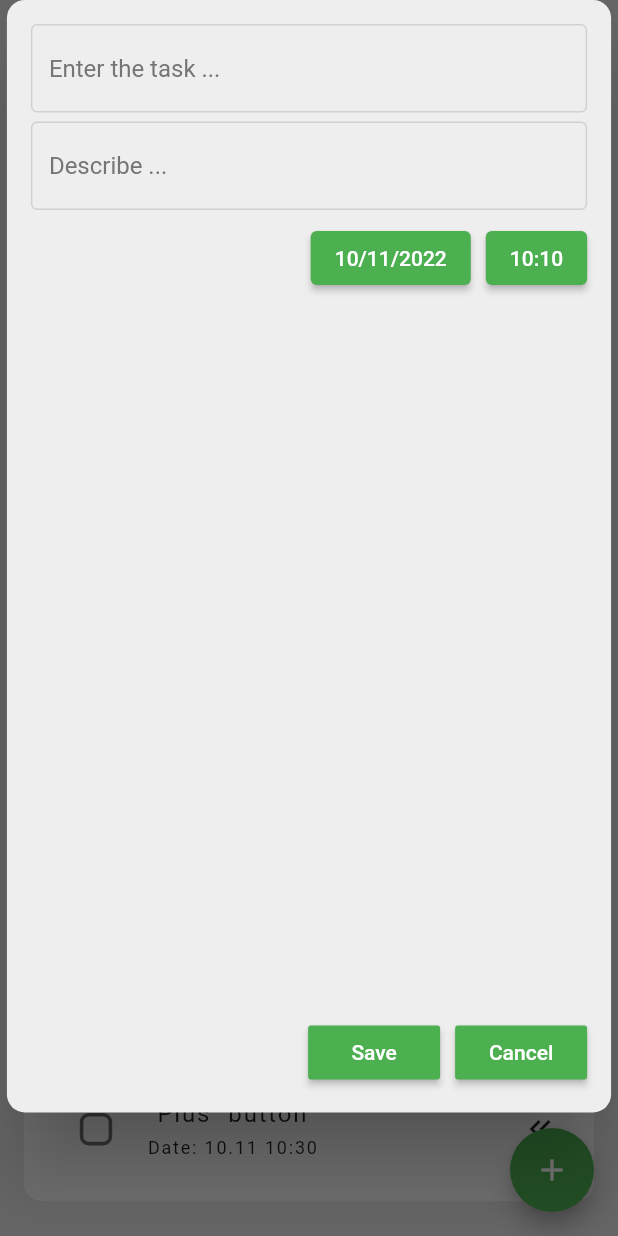
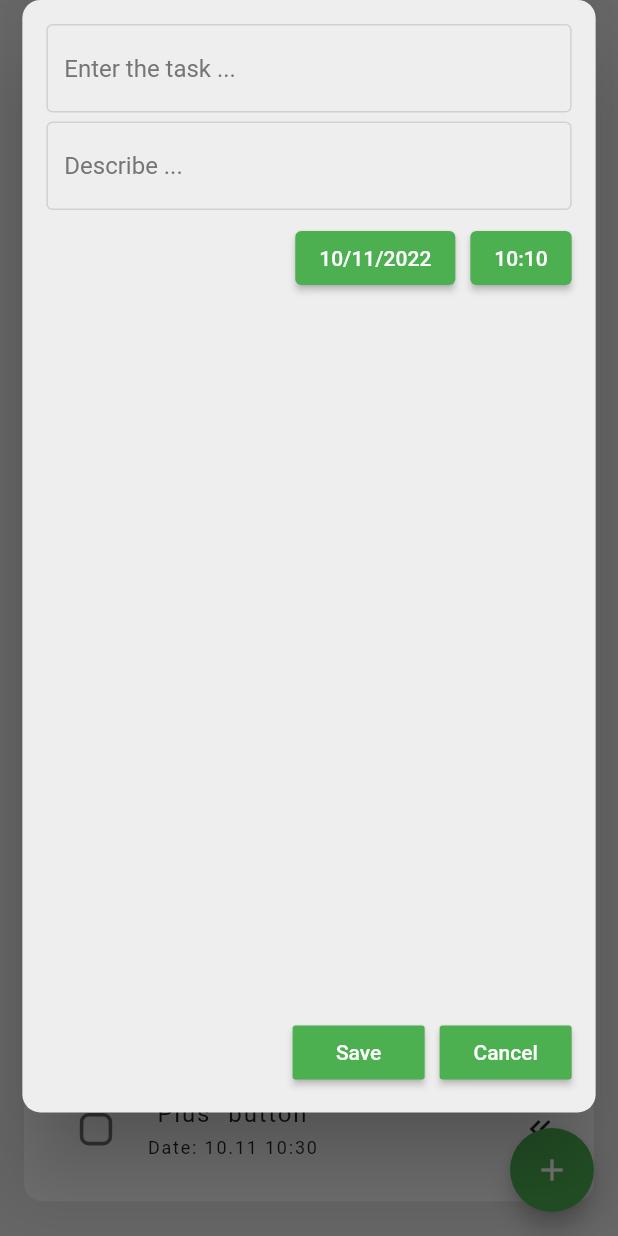
Before and after one commit to kivimike/TaskTracker, a Flutter app: the screen it shows after launch, after a tap on the "add" icon, on a phone screen of 412 x 824 dp. Run offline on Flutter 3.47's test engine with Material 2 defaults, Android fonts, the light colour scheme and no system bars; drawn by our look-alikes of flutter_heatmap_calendar, flutter_slidable; our stand-ins replace hive_flutter; accounts and stored records are empty.

Commit message:
resized dialog

```diff
--- a/lib/components/my_alert_box.dart
+++ b/lib/components/my_alert_box.dart
@@ -32,7 +32,7 @@ class MyAlertBox extends StatelessWidget {
       ),
       content: Column(children: [
         SizedBox(
-          width: MediaQuery.of(context).size.width * 0.9,
+          width: MediaQuery.of(context).size.width * 0.85,
           child: TextField(
             controller: controllerName..text = taskName,
             style: const TextStyle(color: Colors.black87),
```
